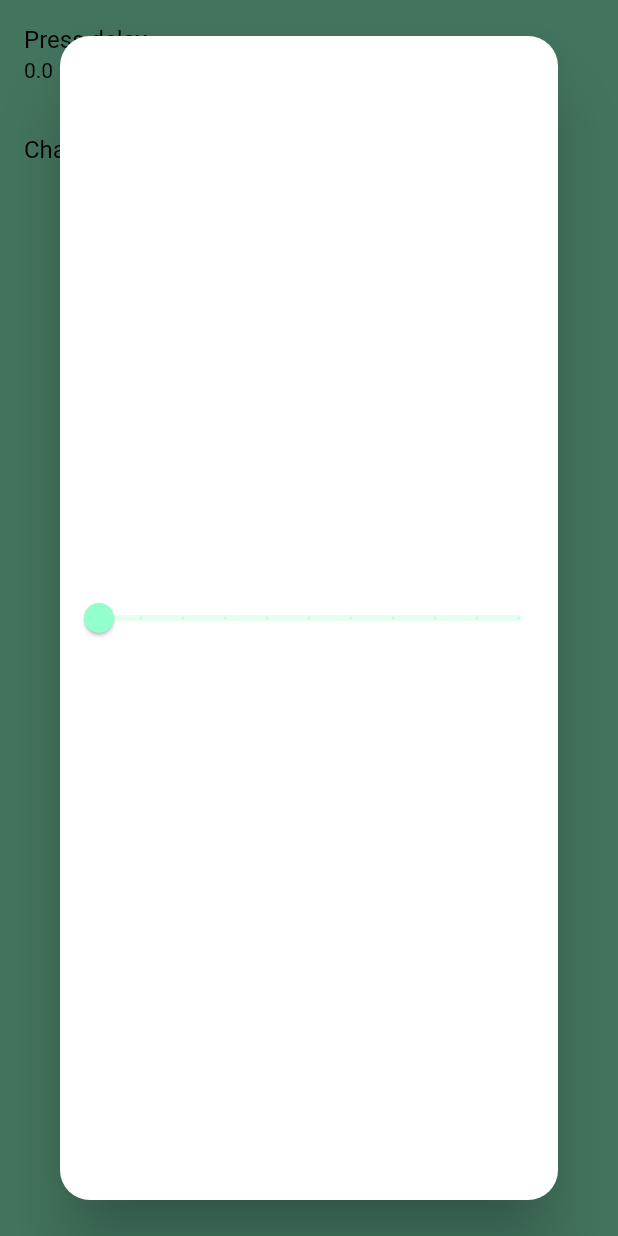
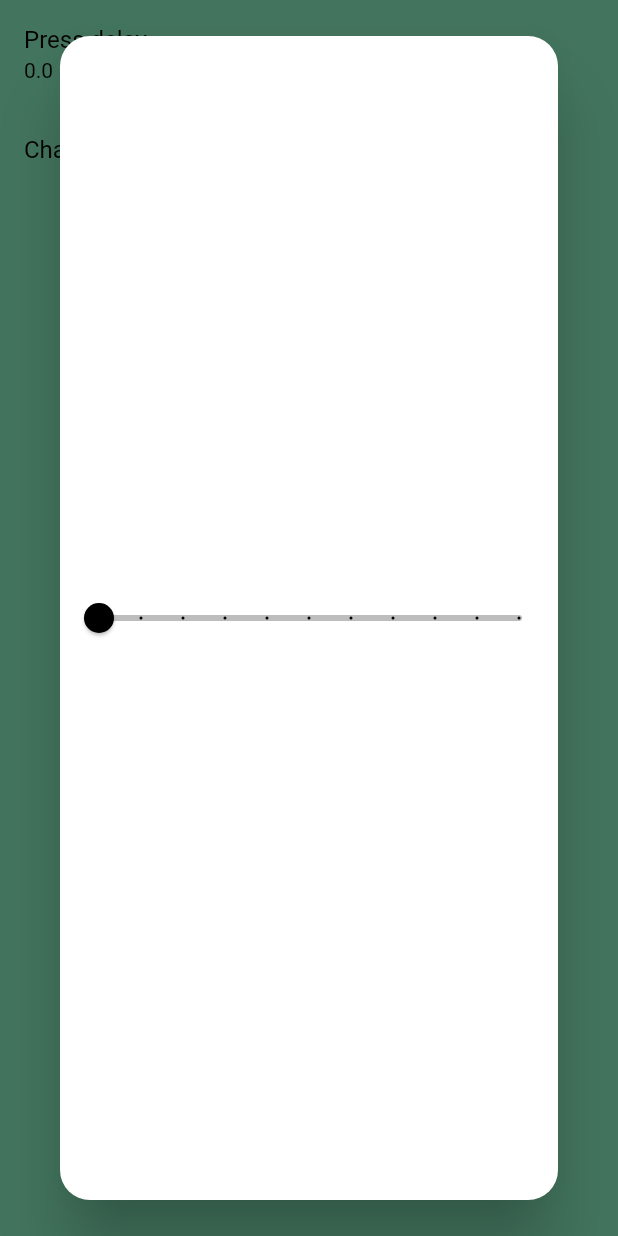
Before and after one commit to maxmasli/FlutterSpeedTimer, a Flutter app: the SettingsPage screen opened directly, after a tap on "Press delay", on a phone screen of 412 x 824 dp. Run offline on Flutter 3.47's test engine with Material 2 defaults, Android fonts, the phone set to English and light mode, and no system bars; our stand-ins replace bloc, dartz, equatable, flutter_bloc, flutter_colorpicker, flutter_svg and 4 more; accounts and stored records are empty.

Commit message:
set colors for dialogs

```diff
--- a/lib/features/speedtimer/presentation/widgets/change_event_dialog.dart
+++ b/lib/features/speedtimer/presentation/widgets/change_event_dialog.dart
@@ -4,7 +4,6 @@ import 'package:flutter_svg/flutter_svg.dart';
 import 'package:speedtimer_flutter/core/utils/utils.dart';
 import 'package:speedtimer_flutter/features/speedtimer/domain/entities/events.dart';
 import 'package:speedtimer_flutter/features/speedtimer/presentation/bloc/timer_bloc.dart';
-import 'package:speedtimer_flutter/resources/resources.dart';
 
 class ChangeEventDialog extends StatelessWidget {
   const ChangeEventDialog({Key? key}) : super(key: key);
@@ -17,7 +16,7 @@ class ChangeEventDialog extends StatelessWidget {
       ),
       elevation: 20,
       child: Container(
-        child: EventsWidget(),
+        child: const EventsWidget(),
       ),
     );
   }
--- a/lib/features/speedtimer/presentation/widgets/press_delay_dialog.dart
+++ b/lib/features/speedtimer/presentation/widgets/press_delay_dialog.dart
@@ -17,7 +17,16 @@ class PressDelayDialog extends StatelessWidget {
       child: BlocBuilder<TimerBloc, TimerState>(
         buildWhen: (prev, state) => prev.settingsEntity != state.settingsEntity,
         builder: (context, state) {
-          return Slider(
+          return SliderTheme(
+            data: SliderTheme.of(context).copyWith(
+              valueIndicatorTextStyle: const TextStyle(
+                color: Colors.black,
+              ),
+              valueIndicatorColor: Colors.black12
+            ),
+            child: Slider(
+              activeColor: Colors.black,
+              inactiveColor: Colors.black26,
               value: state.settingsEntity.delay,
               onChanged: (newDelay) {
                 delay = newDelay;
@@ -27,6 +36,7 @@ class PressDelayDialog extends StatelessWidget {
               max: 1,
               divisions: 10,
               label: "$delay",
+            ),
           );
         },
       ),
```
Also changed, not shown: lib/features/speedtimer/presentation/widgets/color_picker_dialog.dart (+25 -6 lines), lib/features/speedtimer/presentation/widgets/set_theme_dialog.dart (+3 -7 lines). Lines whose indentation alone changed are shown as unchanged.
